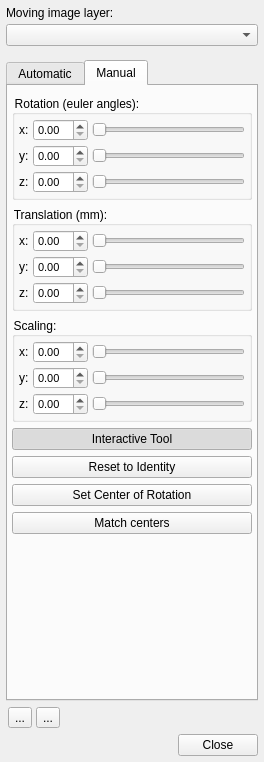
Old version of the form GUI/Qt/Windows/Registration/RegistrationDialog.ui in the repository pyushkevich/itksnap.
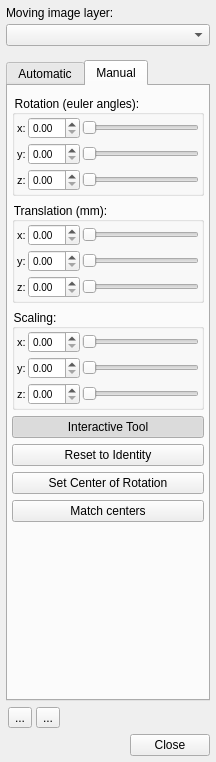
New version of the form. The open tabs and pages were chosen to show the change. Icons and pictures are not drawn. Custom widgets are drawn as their Qt base class.

Commit message: Many fixes and enhancements to registration, including plotting of metrics, display and interaction of interactive registration widget only on the moving layer, sizing and disappearing of the right dock

The edit to the form file:
```diff
--- a/GUI/Qt/Windows/Registration/RegistrationDialog.ui
+++ b/GUI/Qt/Windows/Registration/RegistrationDialog.ui
@@ -1,15 +1,21 @@
 <?xml version="1.0" encoding="UTF-8"?>
 <ui version="4.0">
  <class>RegistrationDialog</class>
- <widget class="QDialog" name="RegistrationDialog">
+ <widget class="QWidget" name="RegistrationDialog">
   <property name="geometry">
    <rect>
     <x>0</x>
     <y>0</y>
-    <width>264</width>
+    <width>216</width>
     <height>762</height>
    </rect>
   </property>
+  <property name="maximumSize">
+   <size>
+    <width>216</width>
+    <height>16777215</height>
+   </size>
+  </property>
   <property name="windowTitle">
    <string>Dialog</string>
   </property>
@@ -78,6 +84,12 @@
    </item>
    <item row="3" column="0" colspan="2">
     <widget class="QTabWidget" name="tabWidget">
+     <property name="styleSheet">
+      <string notr="true">QDoubleSpinBox {
+  font-size: 10px;
+}
+</string>
+     </property>
      <property name="currentIndex">
       <number>0</number>
      </property>
@@ -179,6 +191,11 @@
        </property>
        <item>
         <widget class="QGroupBox" name="grpRotation">
+         <property name="styleSheet">
+          <string notr="true">QLabel {
+  font-size: 11px;
+}</string>
+         </property>
          <property name="title">
           <string>Rotation (euler angles):</string>
          </property>
@@ -187,16 +204,16 @@
            <number>0</number>
           </property>
           <property name="leftMargin">
-           <number>4</number>
+           <number>2</number>
           </property>
           <property name="topMargin">
-           <number>4</number>
+           <number>2</number>
           </property>
           <property name="rightMargin">
-           <number>4</number>
+           <number>2</number>
           </property>
           <property name="bottomMargin">
-           <number>4</number>
+           <number>2</number>
           </property>
           <item>
            <widget class="QWidget" name="widget_2" native="true">
@@ -213,7 +230,10 @@
              <property name="bottomMargin">
               <number>0</number>
              </property>
-             <property name="spacing">
+             <property name="horizontalSpacing">
+              <number>2</number>
+             </property>
+             <property name="verticalSpacing">
               <number>4</number>
              </property>
              <item row="0" column="0">
@@ -275,6 +295,11 @@
        </item>
        <item>
         <widget class="QGroupBox" name="grpTranslation">
+         <property name="styleSheet">
+          <string notr="true">QLabel {
+  font-size: 11px;
+}</string>
+         </property>
          <property name="title">
           <string>Translation (mm):</string>
          </property>
@@ -283,16 +308,16 @@
            <number>0</number>
           </property>
           <property name="leftMargin">
-           <number>4</number>
+           <number>2</number>
           </property>
           <property name="topMargin">
-           <number>4</number>
+           <number>2</number>
           </property>
           <property name="rightMargin">
-           <number>4</number>
+           <number>2</number>
           </property>
           <property name="bottomMargin">
-           <number>4</number>
+           <number>2</number>
           </property>
           <item>
            <widget class="QWidget" name="widget_3" native="true">
@@ -309,7 +334,10 @@
              <property name="bottomMargin">
               <number>0</number>
              </property>
-             <property name="spacing">
+             <property name="horizontalSpacing">
+              <number>2</number>
+             </property>
+             <property name="verticalSpacing">
               <number>4</number>
              </property>
              <item row="0" column="0">
@@ -371,6 +399,11 @@
        </item>
        <item>
         <widget class="QGroupBox" name="grpScaling">
+         <property name="styleSheet">
+          <string notr="true">QLabel {
+  font-size: 11px;
+}</string>
+         </property>
          <property name="title">
           <string>Scaling:</string>
          </property>
@@ -379,16 +412,16 @@
            <number>0</number>
           </property>
           <property name="leftMargin">
-           <number>4</number>
+           <number>2</number>
           </property>
           <property name="topMargin">
-           <number>4</number>
+           <number>2</number>
           </property>
           <property name="rightMargin">
-           <number>4</number>
+           <number>2</number>
           </property>
           <property name="bottomMargin">
-           <number>4</number>
+           <number>2</number>
           </property>
           <item>
            <widget class="QWidget" name="widget_4" native="true">
@@ -405,7 +438,10 @@
              <property name="bottomMargin">
               <number>0</number>
              </property>
-             <property name="spacing">
+             <property name="horizontalSpacing">
+              <number>2</number>
+             </property>
+             <property name="verticalSpacing">
               <number>4</number>
              </property>
              <item row="0" column="0">
```
Left out of the diff: 34 changed lines with no effect on the pictures. The commit also changes 25 other files.
